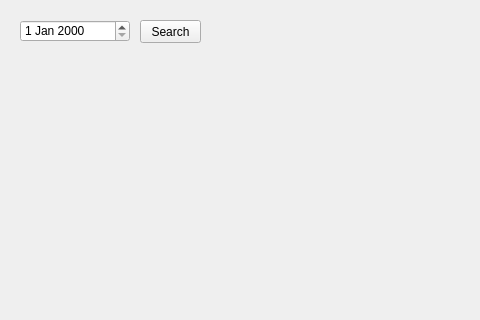
The window that schedule.ui (ecduong/nwHacks2020) describes before a commit, drawn with Qt 5; both pictures show x 0 to 480 and y 0 to 320 of the 779 by 577 pixel window.
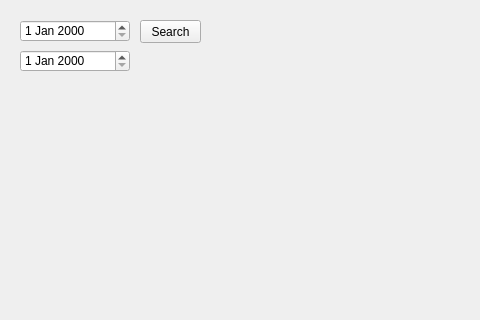
The same window after the commit.

Commit message: initial connnection between GUI and functionality

What changed in the file:
```diff
--- a/schedule.ui
+++ b/schedule.ui
@@ -36,6 +36,16 @@
     </rect>
    </property>
   </widget>
+  <widget class="QDateEdit" name="dateEdit_2">
+   <property name="geometry">
+    <rect>
+     <x>20</x>
+     <y>50</y>
+     <width>110</width>
+     <height>22</height>
+    </rect>
+   </property>
+  </widget>
   <widget class="QPushButton" name="pushButton_2">
    <property name="geometry">
     <rect>
```
The commit also changes 1 other file.
